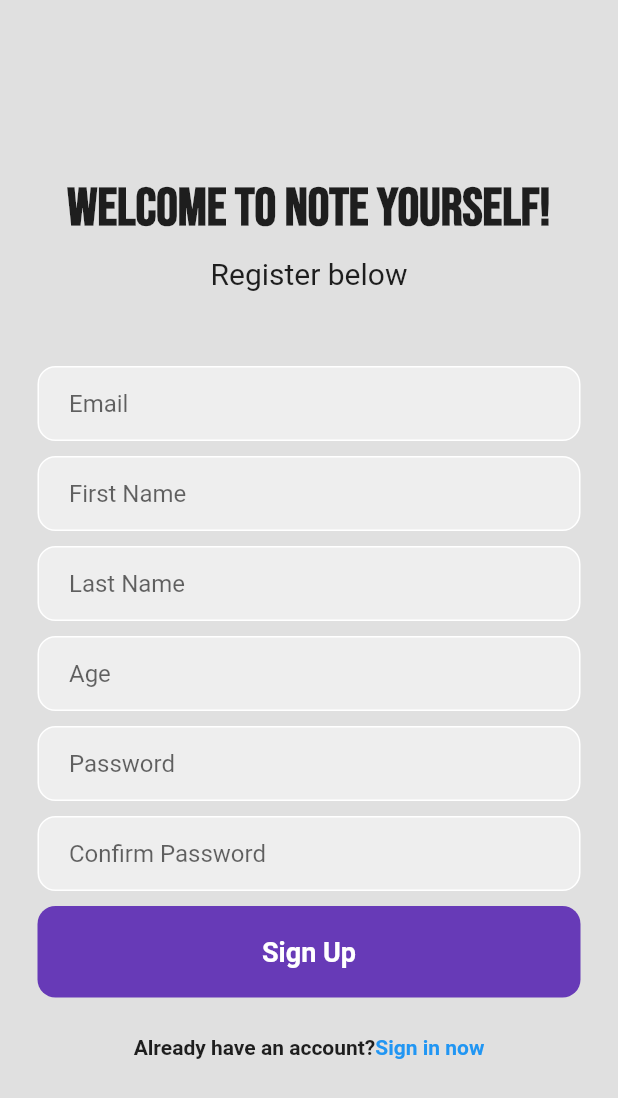
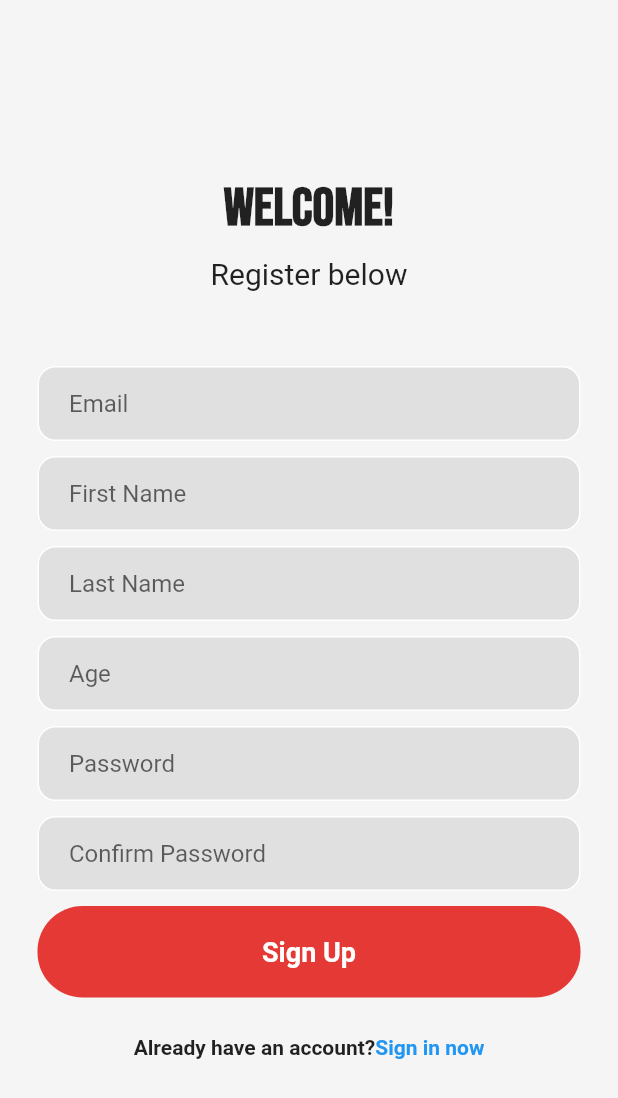
Before and after one commit to Guilhermesou/flutter_login-firebase, a Flutter app: the RegisterPage screen opened directly with empty values, on a phone screen of 412 x 824 dp. Shown: the top 1098 px of the screen. Run offline on Flutter 3.47's test engine with Material 2 defaults, Android fonts, the light colour scheme and no system bars; our stand-ins replace cloud_firestore, firebase_auth, firebase_core, google_fonts; accounts and stored records are empty.

Commit message:
Cores alteradas

```diff
--- a/lib/pages/register_page.dart
+++ b/lib/pages/register_page.dart
@@ -71,7 +71,7 @@ class _RegisterPageState extends State<RegisterPage> {
   @override
   Widget build(BuildContext context) {
     return Scaffold(
-      backgroundColor: Colors.grey[300],
+      backgroundColor: Colors.grey[100],
       body: SafeArea(
         child: Center(
           child: SingleChildScrollView(
@@ -79,7 +79,7 @@ class _RegisterPageState extends State<RegisterPage> {
               mainAxisAlignment: MainAxisAlignment.center,
               children: [
                 Text(
-                  'Welcome to Note YourSelf!',
+                  'Welcome!',
                   style: GoogleFonts.bebasNeue(
                     fontWeight: FontWeight.bold,
                     fontSize: 36,
@@ -101,7 +101,7 @@ class _RegisterPageState extends State<RegisterPage> {
                   padding: const EdgeInsets.symmetric(horizontal: 25.0),
                   child: Container(
                     decoration: BoxDecoration(
-                        color: Colors.grey[200],
+                        color: Colors.grey[300],
                         border: Border.all(color: Colors.white),
                         borderRadius: BorderRadius.circular(12)),
                     child: Padding(
@@ -123,7 +123,7 @@ class _RegisterPageState extends State<RegisterPage> {
                   padding: const EdgeInsets.symmetric(horizontal: 25.0),
                   child: Container(
                     decoration: BoxDecoration(
-                        color: Colors.grey[200],
+                        color: Colors.grey[300],
                         border: Border.all(color: Colors.white),
                         borderRadius: BorderRadius.circular(12)),
                     child: Padding(
@@ -145,7 +145,7 @@ class _RegisterPageState extends State<RegisterPage> {
                   padding: const EdgeInsets.symmetric(horizontal: 25.0),
                   child: Container(
                     decoration: BoxDecoration(
-                        color: Colors.grey[200],
+                        color: Colors.grey[300],
                         border: Border.all(color: Colors.white),
                         borderRadius: BorderRadius.circular(12)),
                     child: Padding(
@@ -167,7 +167,7 @@ class _RegisterPageState extends State<RegisterPage> {
                   padding: const EdgeInsets.symmetric(horizontal: 25.0),
                   child: Container(
                     decoration: BoxDecoration(
-                        color: Colors.grey[200],
+                        color: Colors.grey[300],
                         border: Border.all(color: Colors.white),
                         borderRadius: BorderRadius.circular(12)),
                     child: Padding(
@@ -190,7 +190,7 @@ class _RegisterPageState extends State<RegisterPage> {
                   padding: const EdgeInsets.symmetric(horizontal: 25.0),
                   child: Container(
                     decoration: BoxDecoration(
-                        color: Colors.grey[200],
+                        color: Colors.grey[300],
                         border: Border.all(color: Colors.white),
                         borderRadius: BorderRadius.circular(12)),
                     child: Padding(
@@ -214,7 +214,7 @@ class _RegisterPageState extends State<RegisterPage> {
                   padding: const EdgeInsets.symmetric(horizontal: 25.0),
                   child: Container(
                     decoration: BoxDecoration(
-                        color: Colors.grey[200],
+                        color: Colors.grey[300],
                         border: Border.all(color: Colors.white),
                         borderRadius: BorderRadius.circular(12)),
                     child: Padding(
@@ -241,8 +241,8 @@ class _RegisterPageState extends State<RegisterPage> {
                     child: Container(
                       padding: const EdgeInsets.all(20),
                       decoration: BoxDecoration(
-                        color: Colors.deepPurple,
-                        borderRadius: BorderRadius.circular(12),
+                        color: Colors.red[600],
+                        borderRadius: BorderRadius.circular(30),
                       ),
                       child: const Center(
                         child: Text(
```
